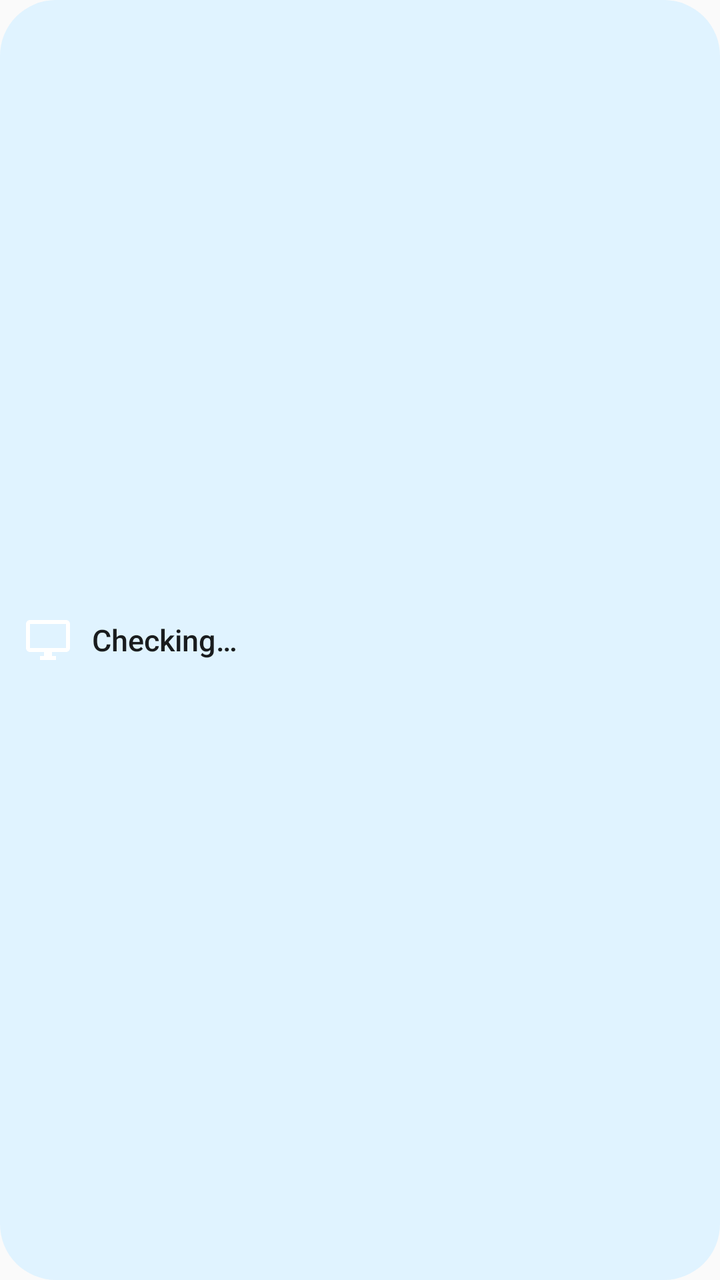
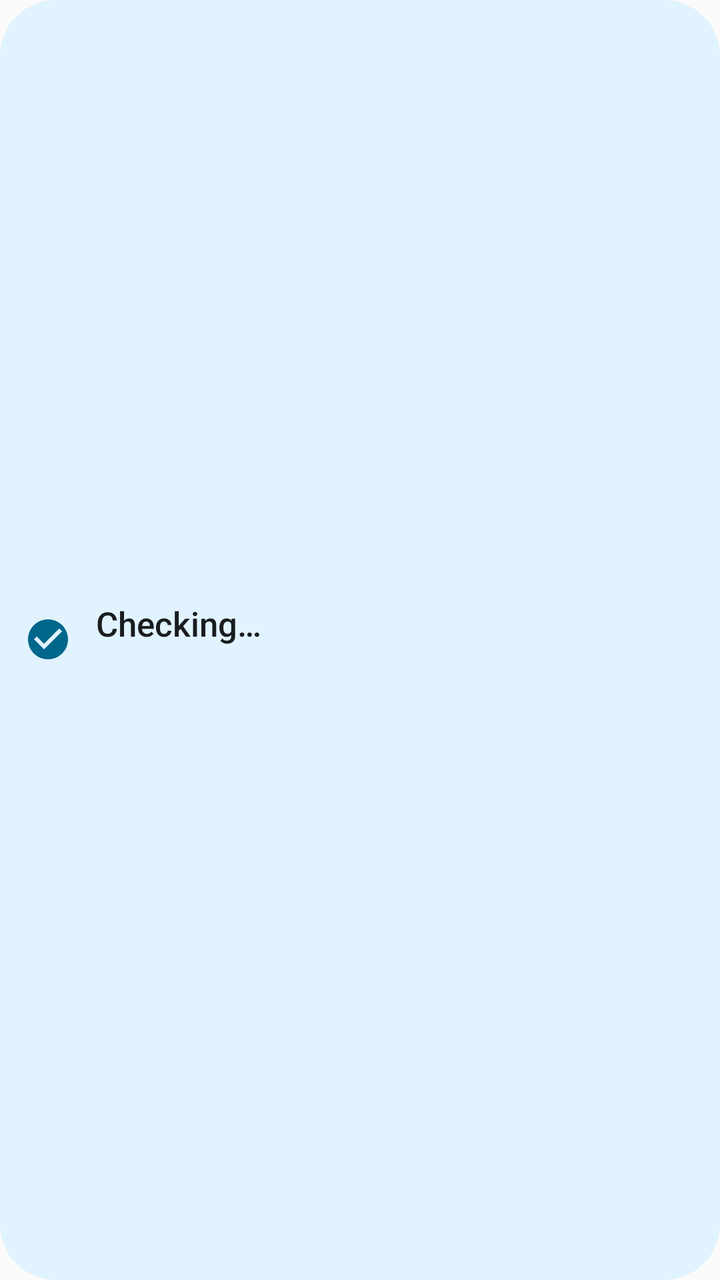

An Android layout rendered at two revisions. The XML below is the earlier revision; the diff shows what the commit changed to produce the second picture.
<!-- AndroidManifest.xml: application theme AppTheme -->
<!-- res/layout/widget_small.xml -->
<LinearLayout xmlns:android="http://schemas.android.com/apk/res/android" android:id="@+id/widget_root" android:layout_width="match_parent" android:layout_height="match_parent" android:orientation="vertical" android:gravity="center_vertical" android:padding="12dp" android:background="@drawable/widget_bg">
    <LinearLayout android:layout_width="match_parent" android:layout_height="wrap_content" android:orientation="horizontal" android:gravity="center_vertical">
        <ImageView android:id="@+id/widget_icon" android:layout_width="24dp" android:layout_height="24dp" android:src="@drawable/ic_widget_pc" android:contentDescription="@null"/>
        <TextView android:id="@+id/widget_headline" android:layout_width="0dp" android:layout_height="wrap_content" android:layout_weight="1" android:layout_marginStart="10dp"
            android:text="@string/widget_loading" android:textColor="@color/widget_on" android:textSize="15sp" android:fontFamily="sans-serif-medium" android:maxLines="1" android:ellipsize="end"/>
        
    </LinearLayout>
</LinearLayout>
<!-- resources referenced by this layout -->
<resources>
  <color name="widget_on">#FF0F1F1C</color>
  <!-- drawable ic_widget_pc (drawable) -->
  <vector xmlns:android="http://schemas.android.com/apk/res/android" android:width="24dp" android:height="24dp" android:viewportWidth="24" android:viewportHeight="24" android:tint="#FFFFFFFF">
      <path android:fillColor="@android:color/white" android:pathData="M21,2H3c-1.1,0 -2,0.9 -2,2v12c0,1.1 0.9,2 2,2h7v2H8v2h8v-2h-2v-2h7c1.1,0 2,-0.9 2,-2V4c0,-1.1 -0.9,-2 -2,-2zM21,16H3V4h18v12z"/>
  </vector>
  <!-- drawable widget_bg (drawable) -->
  <shape xmlns:android="http://schemas.android.com/apk/res/android"><solid android:color="@color/widget_bg"/><corners android:radius="@dimen/widget_radius"/></shape>
  <string name="widget_loading">Checking…</string>
  <style name="AppTheme" parent="Theme.AppCompat.Light.DarkActionBar">
          <item name="colorPrimary">@color/colorPrimary</item>
          <item name="colorPrimaryDark">@color/colorPrimaryDark</item>
          <item name="colorAccent">@color/colorAccent</item>
      </style>
  <color name="widget_bg">#FFE3EEEA</color>
  <dimen name="widget_radius">16dp</dimen>
  <color name="colorPrimary">#091613</color>
  <color name="colorPrimaryDark">#091613</color>
  <color name="colorAccent">#8ebdb2</color>
</resources>

<!-- the commit's change to res/layout/widget_small.xml (unified diff, before → after) -->
@@ -1,8 +1,10 @@
-<LinearLayout xmlns:android="http://schemas.android.com/apk/res/android" android:id="@+id/widget_root" android:layout_width="match_parent" android:layout_height="match_parent" android:orientation="vertical" android:gravity="center_vertical" android:padding="12dp" android:background="@drawable/widget_bg">
-    <LinearLayout android:layout_width="match_parent" android:layout_height="wrap_content" android:orientation="horizontal" android:gravity="center_vertical">
-        <ImageView android:id="@+id/widget_icon" android:layout_width="24dp" android:layout_height="24dp" android:src="@drawable/ic_widget_pc" android:contentDescription="@null"/>
-        <TextView android:id="@+id/widget_headline" android:layout_width="0dp" android:layout_height="wrap_content" android:layout_weight="1" android:layout_marginStart="10dp"
-            android:text="@string/widget_loading" android:textColor="@color/widget_on" android:textSize="15sp" android:fontFamily="sans-serif-medium" android:maxLines="1" android:ellipsize="end"/>
-        
+<LinearLayout xmlns:android="http://schemas.android.com/apk/res/android" xmlns:tools="http://schemas.android.com/tools" tools:ignore="UseAppTint" android:id="@+id/widget_root" android:layout_width="match_parent" android:layout_height="match_parent" android:orientation="vertical" android:gravity="center_vertical" android:padding="12dp" android:background="@drawable/widget_bg">
+    <LinearLayout android:id="@+id/widget_header" android:layout_width="match_parent" android:layout_height="wrap_content" android:orientation="horizontal" android:gravity="center_vertical">
+        <ImageView android:id="@+id/widget_icon" android:layout_width="24dp" android:layout_height="24dp" android:src="@drawable/ic_widget_ok" android:tint="@color/widget_accent" android:contentDescription="@null"/>
+        <LinearLayout android:layout_width="0dp" android:layout_height="wrap_content" android:layout_weight="1" android:layout_marginStart="12dp" android:orientation="vertical">
+            <TextView android:id="@+id/widget_headline" android:layout_width="match_parent" android:layout_height="wrap_content" android:text="@string/widget_loading" android:textColor="@color/widget_on" android:textSize="17sp" android:fontFamily="sans-serif-medium" android:maxLines="1" android:ellipsize="end"/>
+            <TextView android:id="@+id/widget_sub" android:layout_width="match_parent" android:layout_height="wrap_content" android:textColor="@color/widget_on_variant" android:textSize="12sp" android:maxLines="1" android:ellipsize="end"/>
+        </LinearLayout>
+        <ImageView android:visibility="gone" android:id="@+id/widget_refresh" android:layout_width="36dp" android:layout_height="36dp" android:padding="8dp" android:src="@drawable/ic_widget_refresh" android:tint="@color/widget_on_variant" android:contentDescription="@string/widget_refresh"/>
     </LinearLayout>
 </LinearLayout>
<!-- resource entries referenced after the edit -->
@@ -1,13 +1,20 @@
 <!-- resources referenced by this layout -->
 <resources>
+  <color name="widget_accent">#FF1F4D45</color>
   <color name="widget_on">#FF0F1F1C</color>
-  <!-- drawable ic_widget_pc (drawable) -->
+  <color name="widget_on_variant">#FF3F4946</color>
+  <!-- drawable ic_widget_ok (drawable) -->
   <vector xmlns:android="http://schemas.android.com/apk/res/android" android:width="24dp" android:height="24dp" android:viewportWidth="24" android:viewportHeight="24" android:tint="#FFFFFFFF">
-      <path android:fillColor="@android:color/white" android:pathData="M21,2H3c-1.1,0 -2,0.9 -2,2v12c0,1.1 0.9,2 2,2h7v2H8v2h8v-2h-2v-2h7c1.1,0 2,-0.9 2,-2V4c0,-1.1 -0.9,-2 -2,-2zM21,16H3V4h18v12z"/>
+      <path android:fillColor="@android:color/white" android:pathData="M12,2C6.48,2 2,6.48 2,12s4.48,10 10,10 10,-4.48 10,-10S17.52,2 12,2zM10,17l-5,-5 1.41,-1.41L10,14.17l7.59,-7.59L19,8l-9,9z"/>
+  </vector>
+  <!-- drawable ic_widget_refresh (drawable) -->
+  <vector xmlns:android="http://schemas.android.com/apk/res/android" android:width="24dp" android:height="24dp" android:viewportWidth="24" android:viewportHeight="24" android:tint="#FFFFFFFF">
+      <path android:fillColor="@android:color/white" android:pathData="M17.65,6.35C16.2,4.9 14.21,4 12,4c-4.42,0 -7.99,3.58 -7.99,8s3.57,8 7.99,8c3.73,0 6.84,-2.55 7.73,-6h-2.08c-0.82,2.33 -3.04,4 -5.65,4 -3.31,0 -6,-2.69 -6,-6s2.69,-6 6,-6c1.66,0 3.14,0.69 4.22,1.78L13,11h7V4l-2.35,2.35z"/>
   </vector>
   <!-- drawable widget_bg (drawable) -->
   <shape xmlns:android="http://schemas.android.com/apk/res/android"><solid android:color="@color/widget_bg"/><corners android:radius="@dimen/widget_radius"/></shape>
   <string name="widget_loading">Checking…</string>
+  <string name="widget_refresh">Refresh</string>
   <style name="AppTheme" parent="Theme.AppCompat.Light.DarkActionBar">
           <item name="colorPrimary">@color/colorPrimary</item>
           <item name="colorPrimaryDark">@color/colorPrimaryDark</item>
